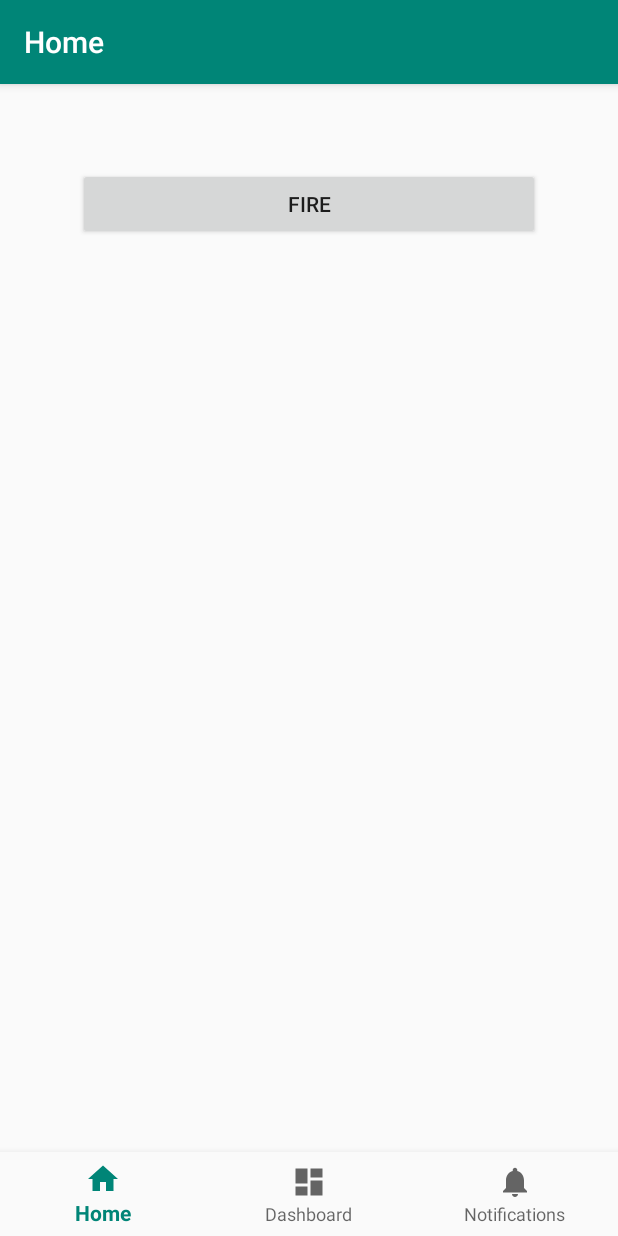
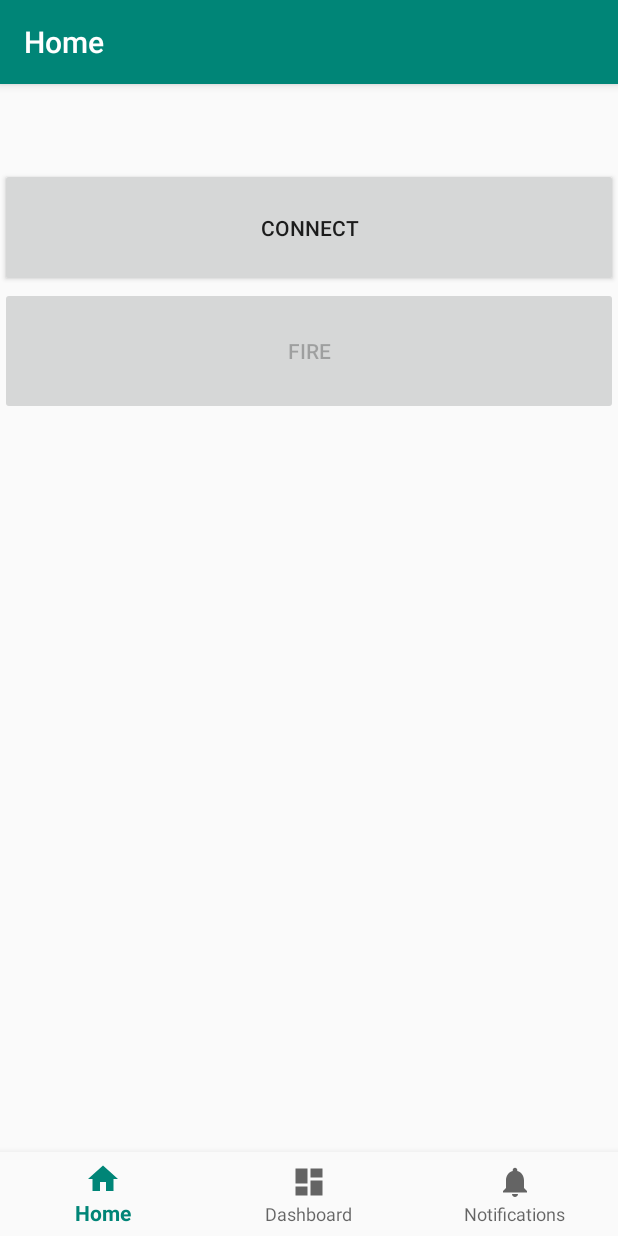
Before and after one commit to ElliottBignell/RPi-Photo-Centre, an Android app: the screen it shows after launch (MainActivity), on a phone screen of 412 x 824 dp. Run offline under Robolectric (Android 15) with nearby library versions, the phone set to English and light mode, and no system bars; our stand-ins replace navigation-ui.

Commit message:
Added boilerplate connection management from Google help site

```diff
--- a/app/src/main/java/com/example/photopi/ui/home/HomeFragment.java
+++ b/app/src/main/java/com/example/photopi/ui/home/HomeFragment.java
@@ -4,6 +4,7 @@ import android.os.Bundle;
 import android.view.LayoutInflater;
 import android.view.View;
 import android.view.ViewGroup;
+import android.widget.Button;
 import android.widget.TextView;
 
 import androidx.annotation.Nullable;
@@ -23,13 +24,7 @@ public class HomeFragment extends Fragment {
         homeViewModel =
                 ViewModelProviders.of(this).get(HomeViewModel.class);
         View root = inflater.inflate(R.layout.fragment_home, container, false);
-        final TextView textView = root.findViewById(R.id.text_home);
-        homeViewModel.getText().observe(this, new Observer<String>() {
-            @Override
-            public void onChanged(@Nullable String s) {
-                textView.setText(s);
-            }
-        });
+
         return root;
     }
 }
--- a/app/src/main/java/com/example/photopi/ui/home/HomeViewModel.java
+++ b/app/src/main/java/com/example/photopi/ui/home/HomeViewModel.java
@@ -1,16 +1,28 @@
 package com.example.photopi.ui.home;
+
+import android.os.Bundle;
 
 import androidx.lifecycle.LiveData;
 import androidx.lifecycle.MutableLiveData;
 import androidx.lifecycle.ViewModel;
+
+import com.example.photopi.R;
 
 public class HomeViewModel extends ViewModel {
 
     private MutableLiveData<String> mText;
 
     public HomeViewModel() {
+
         mText = new MutableLiveData<>();
         mText.setValue("This is home fragment");
+    }
+
+    protected void onCreate(Bundle savedInstanceState) {
+
+       /*if (bluetoothAdapter == null) {
+            btnConnect.setEnabled( false );
+        }*/
     }
 
     public LiveData<String> getText() {
--- a/app/src/main/res/layout/fragment_home.xml
+++ b/app/src/main/res/layout/fragment_home.xml
@@ -5,27 +5,37 @@
     android:layout_width="match_parent"
     android:layout_height="match_parent">
 
-    <TextView
-        android:id="@+id/text_home"
+    <LinearLayout
         android:layout_width="match_parent"
-        android:layout_height="wrap_content"
-        android:layout_marginStart="8dp"
-        android:layout_marginTop="8dp"
-        android:layout_marginEnd="8dp"
-        android:textAlignment="center"
-        android:textSize="20sp"
+        android:layout_height="match_parent"
+        android:orientation="vertical"
         app:layout_constraintEnd_toEndOf="parent"
+        app:layout_constraintHorizontal_bias="0.0"
         app:layout_constraintStart_toStartOf="parent"
-        app:layout_constraintTop_toTopOf="parent" />
+        tools:layout_editor_absoluteY="0dp">
+
+        <Button
+            android:id="@+id/btnConnect"
+            android:layout_width="match_parent"
+            android:layout_height="79dp"
+            android:onClick="sendConnect"
+            android:text="Connect"
+            app:layout_constraintEnd_toEndOf="parent"
+            app:layout_constraintHorizontal_bias="0.504"
+            app:layout_constraintStart_toStartOf="parent"
+            tools:layout_editor_absoluteY="529dp" />
 
         <Button
             android:id="@+id/btnFire"
-        android:layout_width="308dp"
-        android:layout_height="48dp"
-        android:onClick="sendMessage"
+            android:layout_width="match_parent"
+            android:layout_height="85dp"
+            android:enabled="false"
+            android:onClick="sendFire"
             android:text="Fire"
             app:layout_constraintEnd_toEndOf="parent"
             app:layout_constraintHorizontal_bias="0.5"
             app:layout_constraintStart_toStartOf="parent"
             tools:layout_editor_absoluteY="593dp" />
+
+    </LinearLayout>
 </androidx.constraintlayout.widget.ConstraintLayout>
```
Also changed, not shown: app/src/main/AndroidManifest.xml (+7 -0 lines), app/src/main/java/com/example/photopi/MainActivity.java (+78 -1 lines). Lines whose indentation alone changed are shown as unchanged.
